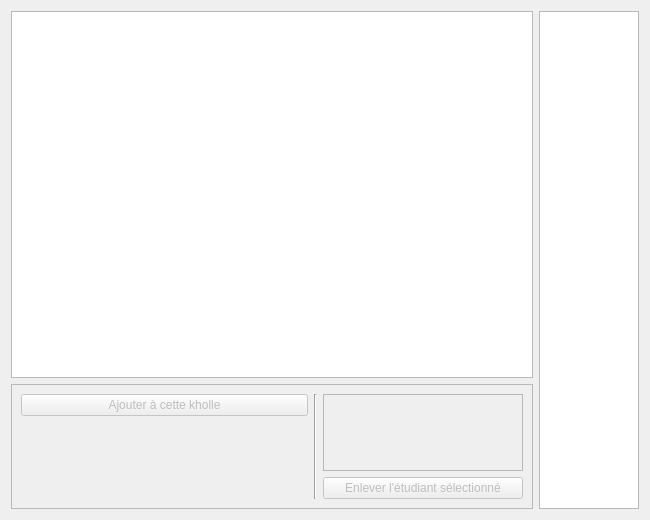
Old version of the form interface/interfacetab.ui in the repository ThFeneuil/KholloAutoQt.
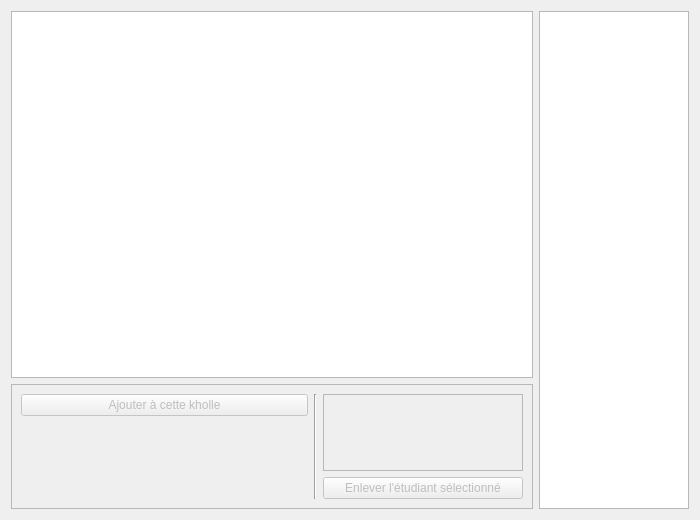
New version of the form.

Commit message:
2 améliorations sur l'interface
- Possibilité d'échanger les kholles entre 2 étudiants
- Affichage de la dernière kholle pour chaque prof (tooltip)

Patch:
```diff
--- a/interface/interfacetab.ui
+++ b/interface/interfacetab.ui
@@ -6,7 +6,7 @@
    <rect>
     <x>0</x>
     <y>0</y>
-    <width>650</width>
+    <width>700</width>
     <height>520</height>
    </rect>
   </property>
@@ -137,11 +137,14 @@
    </item>
    <item>
     <layout class="QVBoxLayout" name="verticalLayout_4">
+     <property name="sizeConstraint">
+      <enum>QLayout::SetDefaultConstraint</enum>
+     </property>
      <item>
       <widget class="QListWidget" name="list_kholleurs">
        <property name="maximumSize">
         <size>
-         <width>100</width>
+         <width>150</width>
          <height>16777215</height>
         </size>
        </property>
```
The commit also changes 5 other files.
